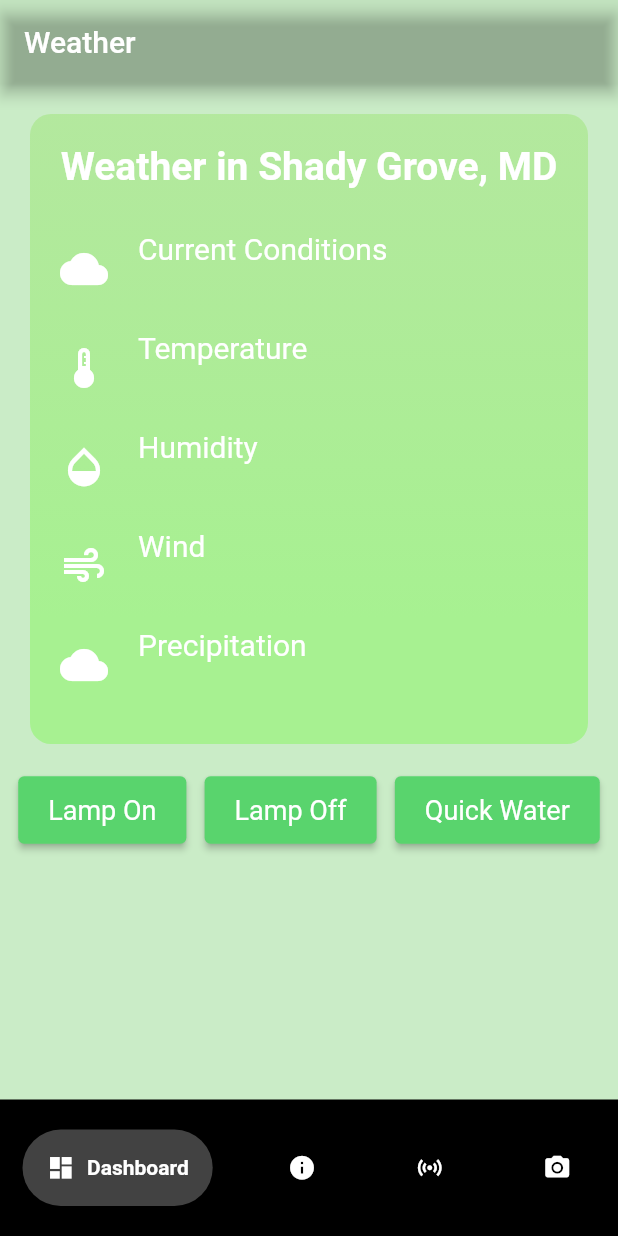
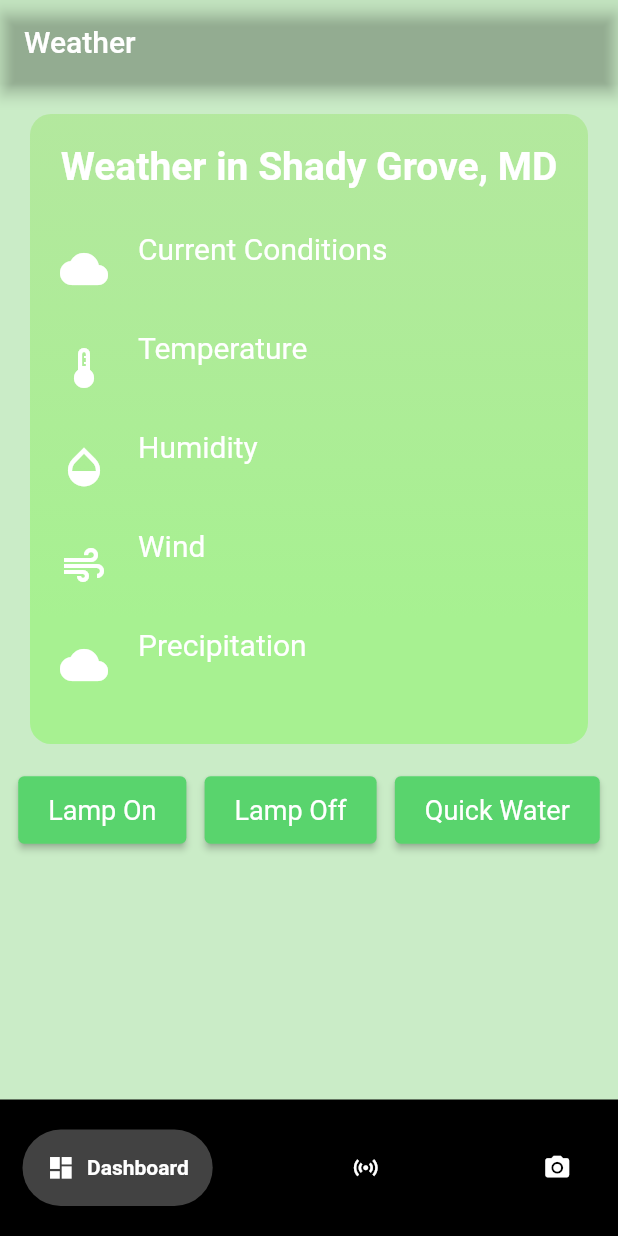
Before and after one commit to zaydanr/trans_plant, a Flutter app: the screen it shows after launch, on a phone screen of 412 x 824 dp. Run offline on Flutter 3.47's test engine with Material 2 defaults, Android fonts, the phone set to English and light mode, and no system bars; drawn by our look-alikes of google_nav_bar; missing offline and left inert: flutter_inappwebview, mqtt_client; network calls fail.

Commit message:
Removed Plant Info page

```diff
--- a/lib/camera.dart
+++ b/lib/camera.dart
@@ -6,10 +6,9 @@ class Camera extends StatelessWidget {
   Widget build(BuildContext context) {
     return Scaffold(
       appBar: AppBar(
-        title: Text('Camera Stream'),
-      ),
+        title: Text('Camera Stream'), backgroundColor: Colors.transparent),
       body: InAppWebView(
-        initialUrlRequest: URLRequest(url: Uri.parse('http://192.168.1.15:5000')),
+        initialUrlRequest: URLRequest(url: Uri.parse('http://192.168.8.160:5000')),
         initialOptions: InAppWebViewGroupOptions(
           crossPlatform: InAppWebViewOptions(
             javaScriptEnabled: true,
--- a/lib/dashboard.dart
+++ b/lib/dashboard.dart
@@ -31,7 +31,7 @@ class _WeatherWidgetState extends State<WeatherWidget> {
   }
   Future<void> fetchWeatherData() async {
     // Fetch weather data from API
-    String apiUrl = 'http://api.weatherapi.com/v1/current.json?key=4ccf6305a692493699f00248230308&q=Shady%20Grove,%20MD&aqi=no';
+    String apiUrl = 'http://api.weatherapi.com/v1/current.json?key=4ccf6305a692493699f00248230308&q=Rockville&aqi=no';
     var response = await http.get(Uri.parse(apiUrl));
 
     if (response.statusCode == 200) {
--- a/lib/navbar.dart
+++ b/lib/navbar.dart
@@ -17,9 +17,6 @@ class _HomePageState extends State<HomePage>{
   int _SelectedIndex = 0;
   static  List<Widget> _widgetOptions = <Widget>[
     WeatherWidget(),
-    Text(
-      "Plant Info"
-    ),
     SensorsPage(),
     Camera(),
   ];
@@ -42,10 +39,6 @@ class _HomePageState extends State<HomePage>{
               GButton(
                 icon: Icons.dashboard,
                 text: 'Dashboard',
-                ),
-              GButton(
-                icon: Icons.info,
-                text: 'Plant Info',
                 ),
               GButton(
                 icon: Icons.sensors,
--- a/lib/sensors.dart
+++ b/lib/sensors.dart
@@ -6,8 +6,7 @@ class SensorsPage extends StatelessWidget {
   Widget build(BuildContext context) {
     return Scaffold(
       appBar: AppBar(
-        title: Text('Sensors'),
-      ),
+        title: Text('Sensors'), backgroundColor: Colors.transparent),
       body: InAppWebView(
         initialUrlRequest: URLRequest(url: Uri.parse('https://dr1-console.things.ph/dashboard-public/5Rzz9QVVZ3UHhTsx3ioPhzoW')),
         initialOptions: InAppWebViewGroupOptions(
--- a/pubspec.yaml
+++ b/pubspec.yaml
@@ -68,6 +68,9 @@ flutter:
   assets:
     - assets/sunny.png
     - assets/humidity.png
+    - assets/happyface.png
+    - assets/deadface1.png
+    - assets/madface.png
 
   # An image asset can refer to one or more resolution-specific "variants", see
   # https://flutter.dev/assets-and-images/#resolution-aware
```
Also changed, not shown: assets/deadface1.png (added), assets/happyface.png (added), assets/madface.png (added).
